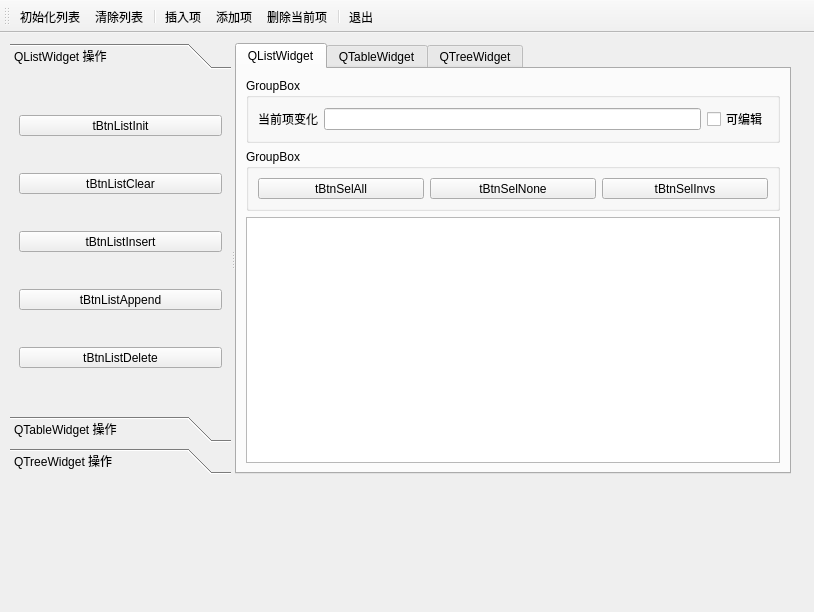
This is zero2one/MultipleControls/mainwindow.ui in NilEra-K/QT6_2 as Qt 5 draws it before an edit. The edited form follows.
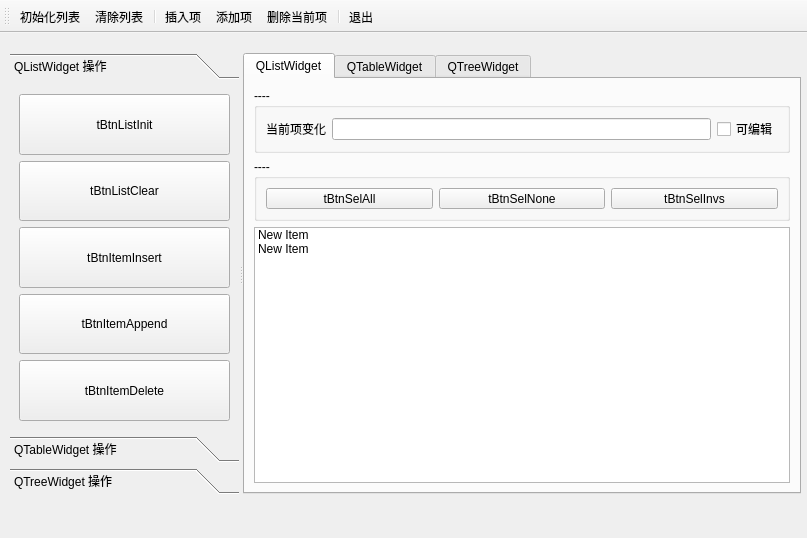
This is the edited form. Icons and pictures are not drawn.

```diff
--- a/zero2one/MultipleControls/mainwindow.ui
+++ b/zero2one/MultipleControls/mainwindow.ui
@@ -6,8 +6,8 @@
    <rect>
     <x>0</x>
     <y>0</y>
-    <width>814</width>
-    <height>612</height>
+    <width>807</width>
+    <height>538</height>
    </rect>
   </property>
   <property name="sizePolicy">
@@ -24,9 +24,9 @@
     <property name="geometry">
      <rect>
       <x>10</x>
-      <y>10</y>
-      <width>781</width>
-      <height>431</height>
+      <y>20</y>
+      <width>791</width>
+      <height>441</height>
      </rect>
     </property>
     <property name="orientation">
@@ -41,8 +41,8 @@
        <rect>
         <x>0</x>
         <y>0</y>
-        <width>174</width>
-        <height>326</height>
+        <width>176</width>
+        <height>336</height>
        </rect>
       </property>
       <attribute name="icon">
@@ -56,7 +56,7 @@
        <item>
         <widget class="QToolButton" name="toolButton">
          <property name="sizePolicy">
-          <sizepolicy hsizetype="Preferred" vsizetype="Fixed">
+          <sizepolicy hsizetype="Preferred" vsizetype="Preferred">
            <horstretch>0</horstretch>
            <verstretch>0</verstretch>
           </sizepolicy>
@@ -69,7 +69,7 @@
        <item>
         <widget class="QToolButton" name="toolButton_2">
          <property name="sizePolicy">
-          <sizepolicy hsizetype="Preferred" vsizetype="Fixed">
+          <sizepolicy hsizetype="Preferred" vsizetype="Preferred">
            <horstretch>0</horstretch>
            <verstretch>0</verstretch>
           </sizepolicy>
@@ -82,39 +82,39 @@
        <item>
         <widget class="QToolButton" name="toolButton_3">
          <property name="sizePolicy">
-          <sizepolicy hsizetype="Preferred" vsizetype="Fixed">
+          <sizepolicy hsizetype="Preferred" vsizetype="Preferred">
            <horstretch>0</horstretch>
            <verstretch>0</verstretch>
           </sizepolicy>
          </property>
          <property name="text">
-          <string>tBtnListInsert</string>
+          <string>tBtnItemInsert</string>
          </property>
         </widget>
        </item>
        <item>
         <widget class="QToolButton" name="toolButton_4">
          <property name="sizePolicy">
-          <sizepolicy hsizetype="Preferred" vsizetype="Fixed">
+          <sizepolicy hsizetype="Preferred" vsizetype="Preferred">
            <horstretch>0</horstretch>
            <verstretch>0</verstretch>
           </sizepolicy>
          </property>
          <property name="text">
-          <string>tBtnListAppend</string>
+          <string>tBtnItemAppend</string>
          </property>
         </widget>
        </item>
        <item>
         <widget class="QToolButton" name="toolButton_5">
          <property name="sizePolicy">
-          <sizepolicy hsizetype="Preferred" vsizetype="Fixed">
+          <sizepolicy hsizetype="Preferred" vsizetype="Preferred">
            <horstretch>0</horstretch>
            <verstretch>0</verstretch>
           </sizepolicy>
          </property>
          <property name="text">
-          <string>tBtnListDelete</string>
+          <string>tBtnItemDelete</string>
          </property>
         </widget>
        </item>
@@ -159,7 +159,7 @@
        <item>
         <widget class="QGroupBox" name="groupBox">
          <property name="title">
-          <string>GroupBox</string>
+          <string>----</string>
          </property>
          <layout class="QHBoxLayout" name="horizontalLayout">
           <item>
@@ -185,7 +185,7 @@
        <item>
         <widget class="QGroupBox" name="groupBox_2">
          <property name="title">
-          <string>GroupBox</string>
+          <string>----</string>
          </property>
          <layout class="QHBoxLayout" name="horizontalLayout_2">
           <item>
@@ -231,7 +231,32 @@
         </widget>
        </item>
        <item>
-        <widget class="QListWidget" name="listWidget"/>
+        <widget class="QListWidget" name="listWidget">
+         <item>
+          <property name="text">
+           <string>New Item</string>
+          </property>
+          <property name="checkState">
+           <enum>Unchecked</enum>
+          </property>
+          <property name="icon">
+           <iconset resource="res.qrc">
+            <normaloff>:/icons/check.ico</normaloff>:/icons/check.ico</iconset>
+          </property>
+         </item>
+         <item>
+          <property name="text">
+           <string>New Item</string>
+          </property>
+          <property name="checkState">
+           <enum>Unchecked</enum>
+          </property>
+          <property name="icon">
+           <iconset resource="res.qrc">
+            <normaloff>:/icons/check.ico</normaloff>:/icons/check.ico</iconset>
+          </property>
+         </item>
+        </widget>
        </item>
       </layout>
      </widget>
```
Left out of the diff: 43 changed lines with no effect on the pictures.
